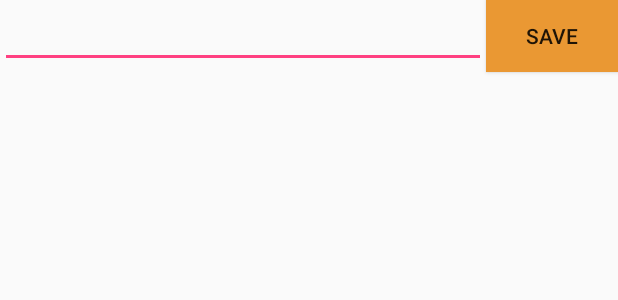
After one commit to pranitishettiwar/CodepathToDo, an Android app: the layout fragment_edit_item.xml on its own in the app's theme, with its tools: preview values and no code run, on a phone screen of 412 x 824 dp. The commit adds this screen. Shown: the top 300 px of the screen. Run offline under Robolectric (Android 15) with nearby library versions, the phone set to English and light mode, and no system bars.

Commit message:
dialogFragment

```diff
--- /dev/null
+++ b/SimpleTodo/app/src/main/res/layout/fragment_edit_item.xml
@@ -0,0 +1,32 @@
+<?xml version="1.0" encoding="utf-8"?>
+
+<!-- fragment_edit_item.xml -->
+<RelativeLayout xmlns:android="http://schemas.android.com/apk/res/android"
+
+    android:id="@+id/edit_name"
+    android:layout_width="match_parent"
+    android:layout_height="match_parent"
+    android:layout_gravity="center"
+    android:orientation="vertical">
+
+    <Button
+        android:id="@+id/btnSave"
+        android:layout_width="wrap_content"
+        android:layout_height="wrap_content"
+        android:layout_alignParentRight="true"
+        android:width="60dp"
+        android:height="20dp"
+        android:background="#ea9833"
+        android:onClick="editItem"
+        android:text="@string/btnSave" />
+
+    <EditText
+        android:id="@+id/etEditItem"
+        android:layout_width="wrap_content"
+        android:layout_height="wrap_content"
+        android:layout_alignParentLeft="true"
+        android:layout_alignParentTop="true"
+        android:layout_toLeftOf="@+id/btnSave"
+        android:ems="12"
+        android:inputType="textMultiLine" />
+</RelativeLayout>
```
Also changed, not shown: SimpleTodo/app/src/main/java/com/codepath/simpletodo/EditItemDialogFragment.java (added, +91 -0 lines), SimpleTodo/app/src/main/java/com/codepath/simpletodo/MainActivity.java (+19 -5 lines).
